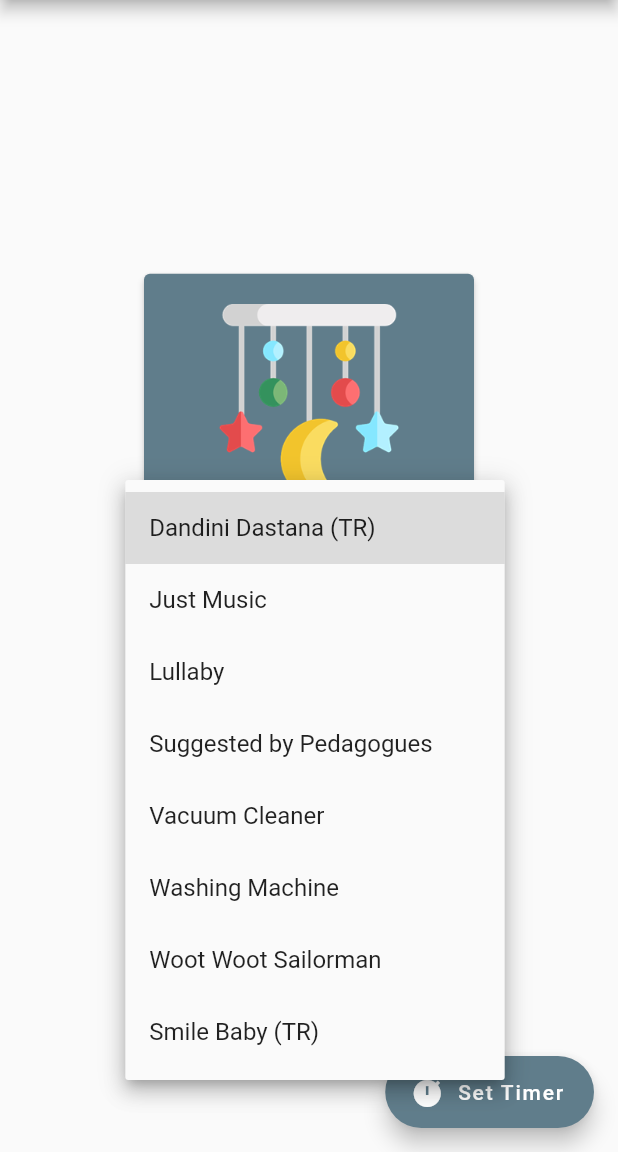
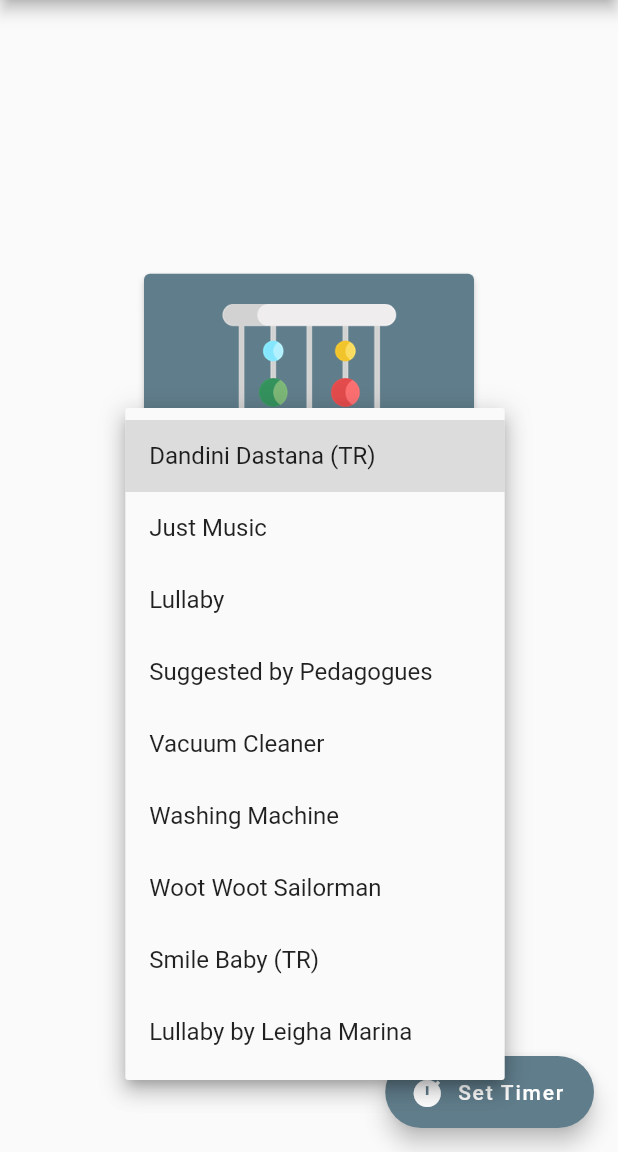
Before and after one commit to osman-koc/baby-sleeper-app, a Flutter app: the screen it shows after launch, after a tap on "Play", after a tap on "Dandini Dastana (TR)", on a phone screen of 412 x 824 dp, the part 84-1236 px from its top. Run offline on Flutter 3.47's test engine with Material 2 defaults, Android fonts, the phone set to English and light mode, and no system bars; our stand-ins replace audioplayers, flutter_countdown_timer.

Commit message:
add 1 new sound & update android sdk

```diff
--- a/src/assets/lang/en.json
+++ b/src/assets/lang/en.json
@@ -17,5 +17,6 @@
     "audio_lullaby": "Lullaby",
     "audio_justmusic": "Just Music",
     "audio_smilebaby": "Smile Baby (TR)",
+    "audio_leighamarina": "Lullaby by Leigha Marina",
     "copyright": "© 2022 Osman KOÇ \n osmkoc.com"
 }
--- a/src/assets/lang/tr.json
+++ b/src/assets/lang/tr.json
@@ -17,5 +17,6 @@
     "audio_lullaby": "Ninni (İngilizce)",
     "audio_justmusic": "Sadece Müzik",
     "audio_smilebaby": "Can Bebek Güleç Bebek",
+    "audio_leighamarina": "Ninni (Leigha Marina)",
     "copyright": "© 2022 Osman KOÇ \n osmkoc.com"
 }
--- a/src/lib/constants/const_voice.dart
+++ b/src/lib/constants/const_voice.dart
@@ -10,7 +10,8 @@ class ConstVoice {
     'vacuum_cleaner.mp3',
     'washing_machine.mp3',
     'woot_sailorman.mp3',
-    'smile_baby.mp3'
+    'smile_baby.mp3',
+    'leigha_marina_lullaby.mp3'
   ];
 
   static List<String> getAllNames(BuildContext context) {
@@ -23,6 +24,7 @@ class ConstVoice {
       AppLocalizations.of(context).translate('audio_washingmachine'),
       AppLocalizations.of(context).translate('audio_wootsailorman'),
       AppLocalizations.of(context).translate('audio_smilebaby'),
+      AppLocalizations.of(context).translate('audio_leighamarina'),
     ];
   }
 }
--- a/src/pubspec.yaml
+++ b/src/pubspec.yaml
@@ -3,7 +3,7 @@ description: It helps the baby to sleep.
 
 publish_to: "none"
 
-version: 2.0.0+2
+version: 2.1.0+3
 
 environment:
   sdk: '>=2.19.0-146.2.beta <3.0.0'
```
Also changed, not shown: 2 other files.
